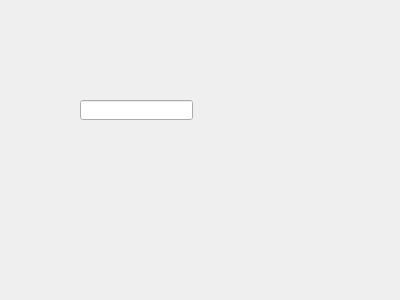
The window that exercise/testui.ui (SolJE/learnpython) describes before a commit, drawn with Qt 5.
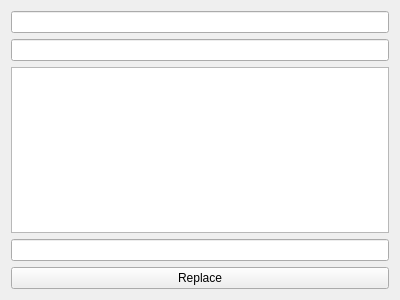
The same window after the commit.

What changed in the file:
```diff
--- a/exercise/testui.ui
+++ b/exercise/testui.ui
@@ -13,16 +13,27 @@
   <property name="windowTitle">
    <string>Form</string>
   </property>
-  <widget class="QLineEdit" name="lineEdit">
-   <property name="geometry">
-    <rect>
-     <x>80</x>
-     <y>100</y>
-     <width>113</width>
-     <height>20</height>
-    </rect>
-   </property>
-  </widget>
+  <layout class="QVBoxLayout" name="verticalLayout">
+   <item>
+    <widget class="QLineEdit" name="status_lineEdit"/>
+   </item>
+   <item>
+    <widget class="QLineEdit" name="result_lineEdit"/>
+   </item>
+   <item>
+    <widget class="QTextEdit" name="mac_textEdit"/>
+   </item>
+   <item>
+    <widget class="QLineEdit" name="runtime_lineEdit"/>
+   </item>
+   <item>
+    <widget class="QPushButton" name="replace_Button">
+     <property name="text">
+      <string>Replace</string>
+     </property>
+    </widget>
+   </item>
+  </layout>
  </widget>
  <resources/>
  <connections/>
```
